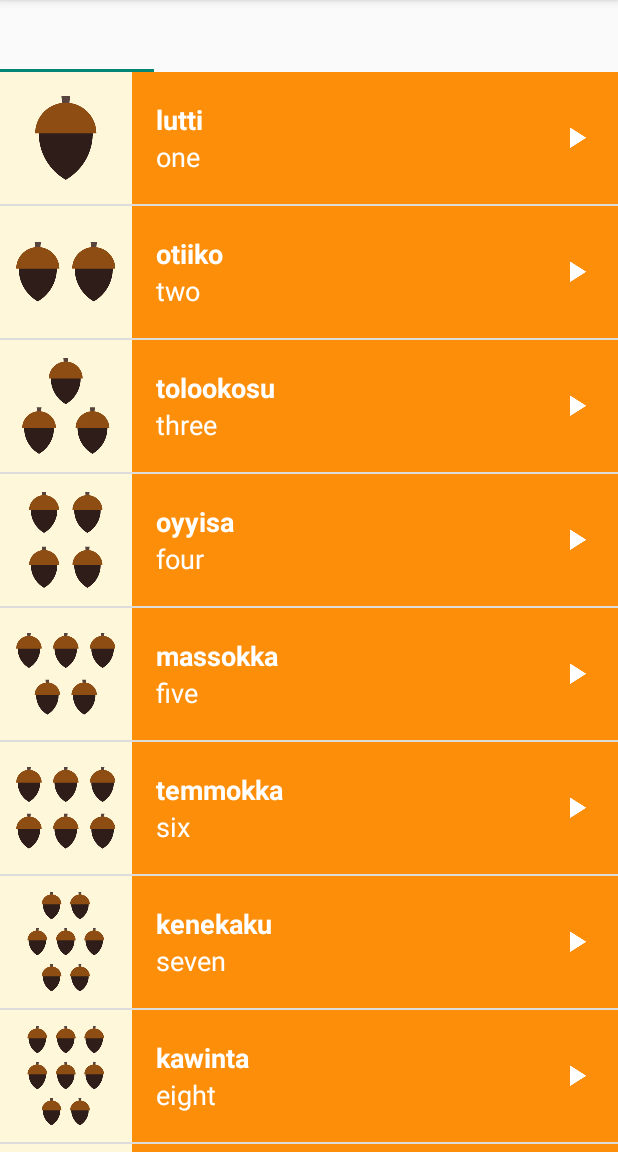
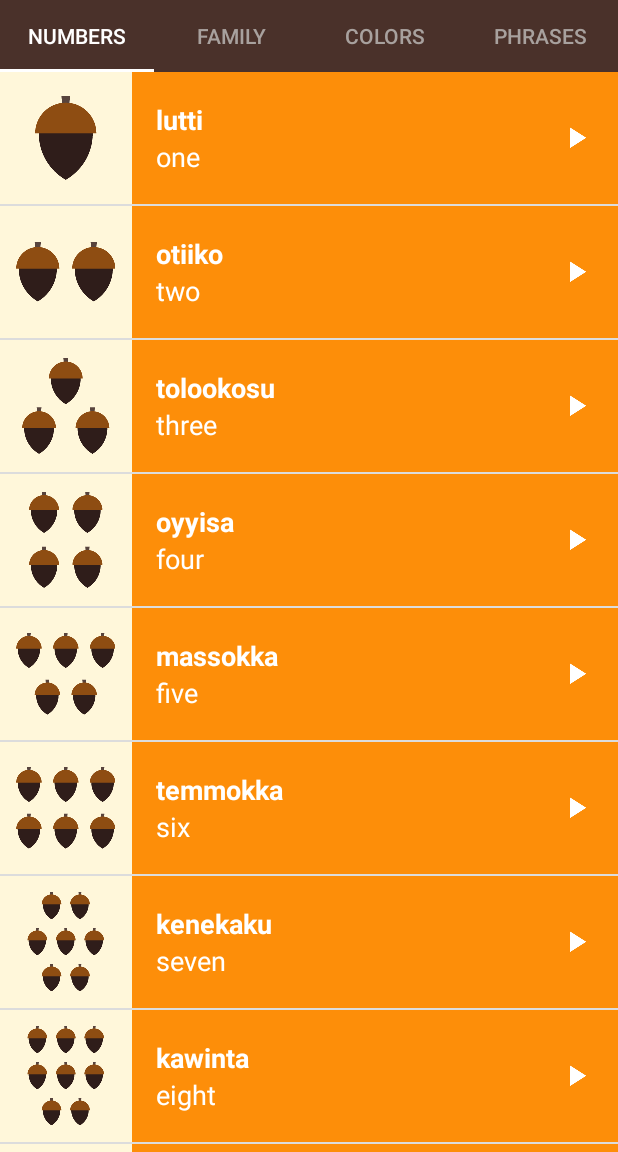
Before and after one commit to d27saurabh/Udacity_Android_Basics, an Android app: the screen it shows after launch (MainActivity), on a phone screen of 412 x 824 dp, the part 84-1236 px from its top. Run offline under Robolectric (Android 15) with nearby library versions, the phone set to English and light mode, and no system bars.

Commit message:
Miwok: Final touches(Tab styled etc.)

```diff
--- a/ud839_Miwok-Starter-code/app/src/main/java/com/example/android/miwok/MainActivity.java
+++ b/ud839_Miwok-Starter-code/app/src/main/java/com/example/android/miwok/MainActivity.java
@@ -36,13 +36,18 @@
         ViewPager viewPager = (ViewPager) findViewById(R.id.viewpager);
 
         // Create an adapter that knows which fragment should be shown on each page
-        SimpleFragmentPagerAdapter adapter = new SimpleFragmentPagerAdapter(getSupportFragmentManager());
+        SimpleFragmentPagerAdapter adapter = new SimpleFragmentPagerAdapter(this,getSupportFragmentManager());
 
         // Set the adapter onto the view pager
         viewPager.setAdapter(adapter);
 
         // Give the TabLayout the ViewPager
         TabLayout tabLayout = (TabLayout) findViewById(R.id.sliding_tabs);
+        // Connect the tab layout with the view pager. This will
+        //   1. Update the tab layout when the view pager is swiped
+        //   2. Update the view pager when a tab is selected
+        //   3. Set the tab layout's tab names with the view pager's adapter's titles
+        //      by calling onPageTitle()
         tabLayout.setupWithViewPager(viewPager);
 
     }
--- a/ud839_Miwok-Starter-code/app/src/main/java/com/example/android/miwok/SimpleFragmentPagerAdapter.java
+++ b/ud839_Miwok-Starter-code/app/src/main/java/com/example/android/miwok/SimpleFragmentPagerAdapter.java
@@ -1,5 +1,6 @@
 package com.example.android.miwok;
 
+import android.content.Context;
 import android.support.v4.app.Fragment;
 import android.support.v4.app.FragmentManager;
 import android.support.v4.app.FragmentPagerAdapter;
@@ -9,8 +10,11 @@
  */
 public class SimpleFragmentPagerAdapter extends FragmentPagerAdapter {
 
-    public SimpleFragmentPagerAdapter(FragmentManager fm) {
+    private Context mContext;
+
+    public SimpleFragmentPagerAdapter(Context context, FragmentManager fm) {
         super(fm);
+        mContext = context;
     }
 
     @Override
@@ -30,4 +34,18 @@
     public int getCount() {
         return 4;
     }
+
+    @Override
+    public CharSequence getPageTitle(int position) {
+        if (position == 0) {
+            return mContext.getString(R.string.category_numbers);
+        } else if (position == 1) {
+            return mContext.getString(R.string.category_family);
+        } else if (position == 2) {
+            return mContext.getString(R.string.category_colors);
+        } else {
+            return mContext.getString(R.string.category_phrases);
+        }
+    }
+
 }
--- a/ud839_Miwok-Starter-code/app/src/main/res/layout/activity_category.xml
+++ /dev/null
@@ -1,6 +0,0 @@
-<?xml version="1.0" encoding="utf-8"?>
-<LinearLayout xmlns:android="http://schemas.android.com/apk/res/android"
-    android:id="@+id/container"
-    android:layout_width="match_parent"
-    android:layout_height="match_parent"
-    android:orientation="vertical"/>
--- a/ud839_Miwok-Starter-code/app/src/main/res/layout/activity_main.xml
+++ b/ud839_Miwok-Starter-code/app/src/main/res/layout/activity_main.xml
@@ -11,6 +11,7 @@
         android:id="@+id/sliding_tabs"
         android:layout_width="match_parent"
         android:layout_height="wrap_content"
+        style="@style/CategoryTab"
         app:tabMode="fixed" />
 
     <android.support.v4.view.ViewPager
--- a/ud839_Miwok-Starter-code/app/src/main/res/values/strings.xml
+++ b/ud839_Miwok-Starter-code/app/src/main/res/values/strings.xml
@@ -26,7 +26,7 @@
     <string name="category_numbers">Numbers</string>
 
     <!-- Category name for the vocabulary words for family members [CHAR LIMIT=20] -->
-    <string name="category_family">Family Members</string>
+    <string name="category_family">Family</string>
 
     <!-- TODO: Remove or change this placeholder text -->
     <string name="hello_blank_fragment">Hello blank fragment</string>
--- a/ud839_Miwok-Starter-code/app/src/main/res/values/styles.xml
+++ b/ud839_Miwok-Starter-code/app/src/main/res/values/styles.xml
@@ -14,11 +14,6 @@
 -->
 <resources>
 
-    <!-- Base application theme. -->
-    <style name="AppTheme" parent="Theme.AppCompat.Light.DarkActionBar">
-        <item name="colorPrimary">@color/primary_color</item>
-        <item name="colorPrimaryDark">@color/primary_dark_color</item>
-    </style>
 
     <!-- Style for a category of vocabulary words -->
     <style name="CategoryStyle">
@@ -31,4 +26,30 @@
         <item name="android:textAppearance">?android:textAppearanceMedium</item>
     </style>
 
+    <!-- Base application theme. -->
+    <style name="AppTheme" parent="Theme.AppCompat.Light.DarkActionBar">
+        <item name="colorPrimary">@color/primary_color</item>
+        <item name="colorPrimaryDark">@color/primary_dark_color</item>
+        <item name="actionBarStyle">@style/MiwokAppBarStyle</item>
+        <item name="android:windowContentOverlay">@null</item>
+    </style>
+
+    <!-- App bar style -->
+    <style name="MiwokAppBarStyle" parent="@style/Widget.AppCompat.Light.ActionBar.Solid.Inverse">
+        <!-- Remove the shadow below the app bar -->
+        <item name="elevation">0dp</item>
+    </style>
+
+    <!-- Style for a tab that displays a category name -->
+    <style name="CategoryTab" parent="Widget.Design.TabLayout">
+        <item name="tabIndicatorColor">@android:color/white</item>
+        <item name="tabBackground">@color/primary_color</item>
+        <item name="tabSelectedTextColor">@android:color/white</item>
+        <item name="tabTextAppearance">@style/CategoryTabTextAppearance</item>
+    </style>
+
+    <!-- Text appearance style for a category tab -->
+    <style name="CategoryTabTextAppearance" parent="TextAppearance.Design.Tab">
+        <item name="android:textColor">#A8A19E</item>
+    </style>
 </resources>
```
Also changed, not shown: ud839_Miwok-Starter-code/app/src/main/AndroidManifest.xml (+0 -21 lines), ud839_Miwok-Starter-code/app/src/main/java/com/example/android/miwok/ColorsActivity.java (deleted, +0 -26 lines), ud839_Miwok-Starter-code/app/src/main/java/com/example/android/miwok/FamilyMembersActivity.java (deleted, +0 -26 lines), ud839_Miwok-Starter-code/app/src/main/java/com/example/android/miwok/NumbersActivity.java (deleted, +0 -19 lines), ud839_Miwok-Starter-code/app/src/main/java/com/example/android/miwok/PhrasesActivity.java (deleted, +0 -25 lines).
